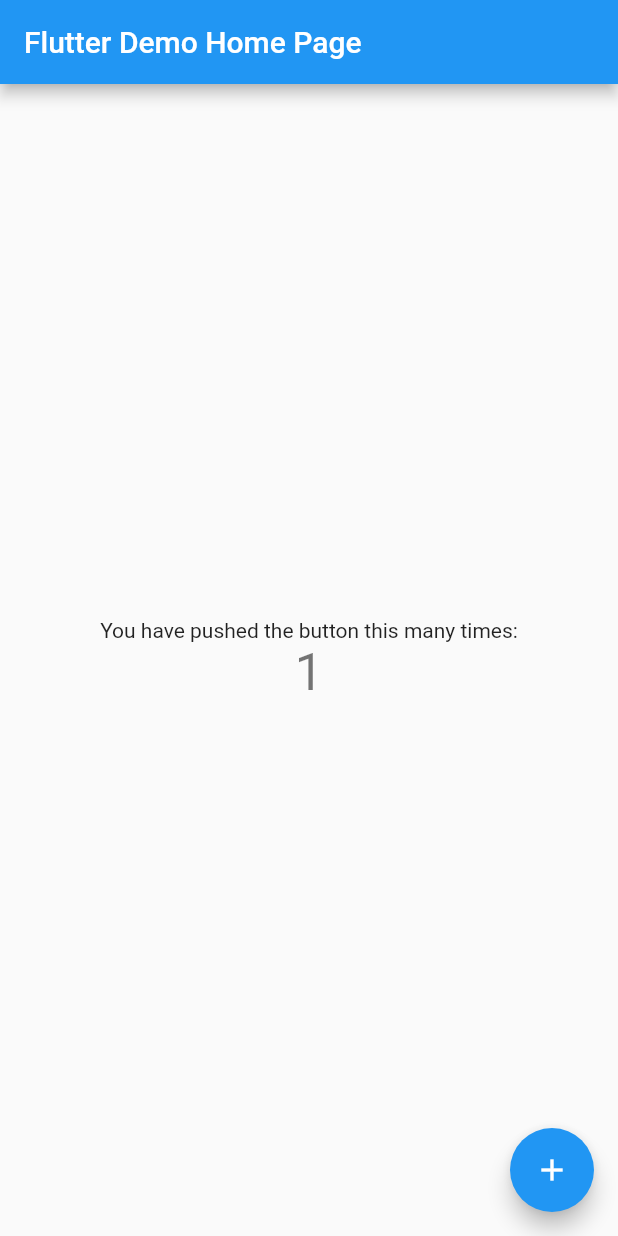
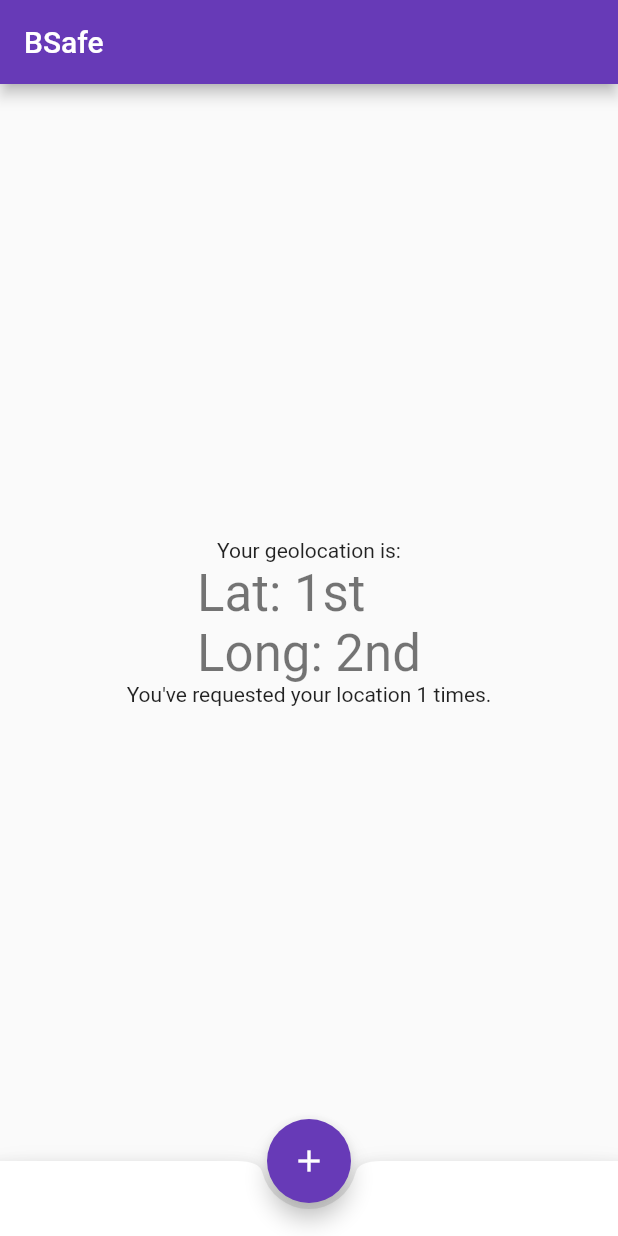
Before and after one commit to ChicoState/BSafe, a Flutter app: the screen it shows after launch, after a tap on the "add" icon, on a phone screen of 412 x 824 dp. Run offline on Flutter 3.47's test engine with Material 2 defaults, Android fonts, the phone set to English and light mode, and no system bars; our stand-ins replace geolocator.

Commit message:
Added geolocation fixes #6

```diff
--- a/bsafe_flutter/lib/main.dart
+++ b/bsafe_flutter/lib/main.dart
@@ -1,4 +1,6 @@
 import 'package:flutter/material.dart';
+// Added
+import 'package:geolocator/geolocator.dart';
 
 void main() => runApp(MyApp());
 
@@ -18,9 +20,9 @@
         // or simply save your changes to "hot reload" in a Flutter IDE).
         // Notice that the counter didn't reset back to zero; the application
         // is not restarted.
-        primarySwatch: Colors.blue,
+        primarySwatch: Colors.deepPurple,
       ),
-      home: MyHomePage(title: 'Flutter Demo Home Page'),
+      home: MyHomePage(title: 'BSafe'),
     );
   }
 }
@@ -44,17 +46,18 @@
 }
 
 class _MyHomePageState extends State<MyHomePage> {
-  int _counter = 0;
+  int counter = 0;
+  Position pos;
+  String lat = "1st";
+  String long = "2nd";
 
-  void _incrementCounter() {
-    setState(() {
-      // This call to setState tells the Flutter framework that something has
-      // changed in this State, which causes it to rerun the build method below
-      // so that the display can reflect the updated values. If we changed
-      // _counter without calling setState(), then the build method would not be
-      // called again, and so nothing would appear to happen.
-      _counter++;
-    });
+  //*** Asynchronous function that gets your geoposition and stores it into lat and long variables
+  Future<Position>  getPos() async {
+    pos = await Geolocator().getCurrentPosition(desiredAccuracy: LocationAccuracy.high);
+    lat = pos.latitude.toString();
+    long = pos.longitude.toString();
+
+    return pos;
   }
 
   @override
@@ -92,20 +95,35 @@
           mainAxisAlignment: MainAxisAlignment.center,
           children: <Widget>[
             Text(
-              'You have pushed the button this many times:',
+              'Your geolocation is:',
             ),
             Text(
-              '$_counter',
+              'Lat: $lat \nLong: $long',
               style: Theme.of(context).textTheme.display1,
+            ),
+            Text(
+              'You\'ve requested your location $counter times.',
             ),
           ],
         ),
       ),
+      //
+      bottomNavigationBar: BottomAppBar(
+        shape: const CircularNotchedRectangle(),
+        child: Container(
+          height: 50.0,
+        ),
+      ),
+      //
       floatingActionButton: FloatingActionButton(
-        onPressed: _incrementCounter,
-        tooltip: 'Increment',
+        onPressed: () => setState(() {
+          getPos();
+          counter++;
+        }),
+        tooltip: 'Geolocation',
         child: Icon(Icons.add),
       ), // This trailing comma makes auto-formatting nicer for build methods.
+      floatingActionButtonLocation: FloatingActionButtonLocation.centerDocked, //*** Centers the action button to the bottom-center
     );
   }
 }
--- a/bsafe_flutter/pubspec.yaml
+++ b/bsafe_flutter/pubspec.yaml
@@ -1,5 +1,5 @@
-name: bsafe_flutter
-description: Core flutter app for BSafe
+name: geoloc
+description: A new Flutter project.
 
 # The following defines the version and build number for your application.
 # A version number is three numbers separated by dots, like 1.2.43
@@ -19,6 +19,7 @@
 dependencies:
   flutter:
     sdk: flutter
+  geolocator: ^5.3.0
 
   # The following adds the Cupertino Icons font to your application.
   # Use with the CupertinoIcons class for iOS style icons.
```
